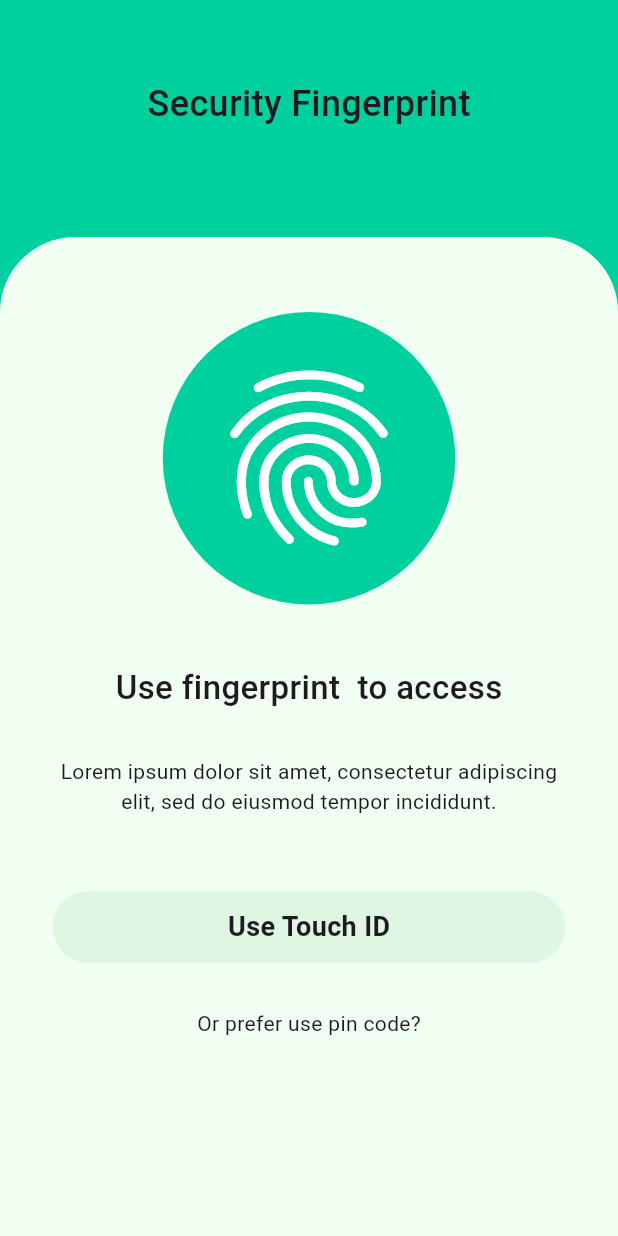
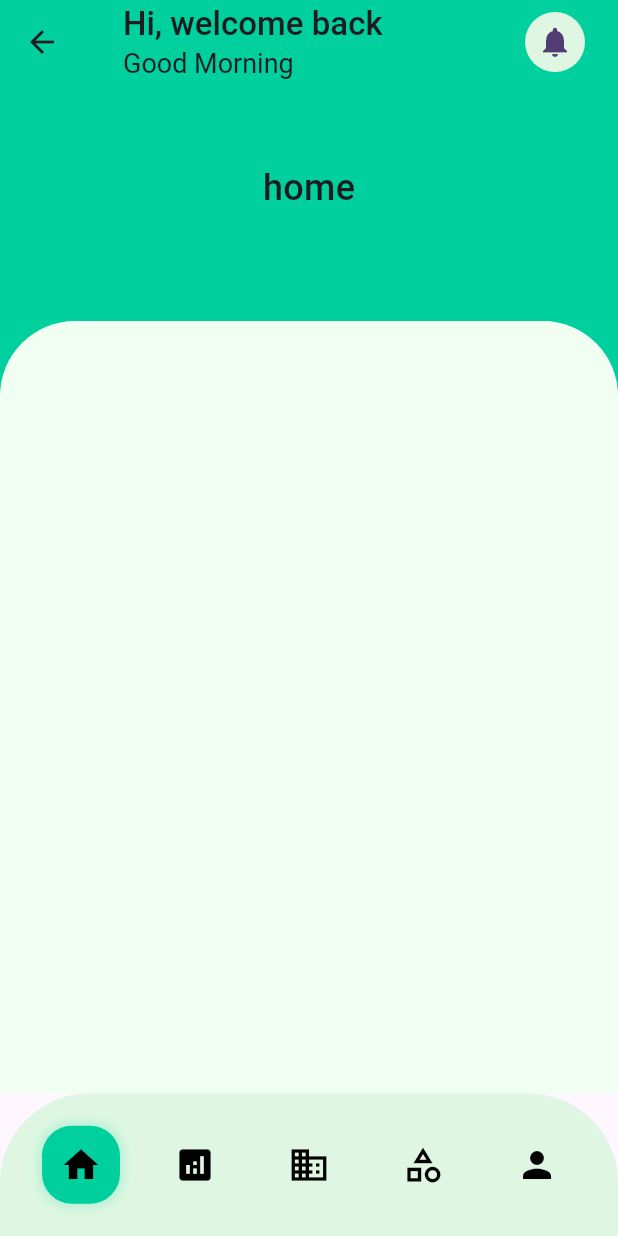
Before and after one commit to ericasiedu/finwise, a Flutter app: the ContainerWrapper screen opened directly, after a tap on the "fingerprint" icon, on a phone screen of 412 x 824 dp. Run offline on Flutter 3.47's test engine with Material 3 defaults, Android fonts, the phone set to English and light mode, and no system bars; our stand-ins replace smooth_page_indicator.

Commit message:
FW-4 commit

```diff
--- a/lib/screens/authentication/fingerprint_screen.dart
+++ b/lib/screens/authentication/fingerprint_screen.dart
@@ -1,3 +1,4 @@
+import 'package:finwise/screens/mains/main_screen.dart';
 import 'package:finwise/utils/color.dart';
 import 'package:finwise/utils/container_wrapper.dart';
 import 'package:finwise/utils/primary_button.dart';
@@ -39,7 +40,12 @@ class _FingerprintScreenState extends State<FingerprintScreen> {
         child: Column(
           children: [
             GestureDetector(
-              onTap: () {},
+              onTap: () {
+                Navigator.pushReplacement(
+                  context,
+                  MaterialPageRoute(builder: (context) => MainScreen()),
+                );
+              },
               child: Container(
                 width: 195,
                 height: 195,
@@ -73,8 +79,8 @@ class _FingerprintScreenState extends State<FingerprintScreen> {
               onTap: () {},
               width: double.infinity,
             ),
-            SizedBox(height: 30,),
-            Text('Or prefer use pin code?')
+            SizedBox(height: 30),
+            Text('Or prefer use pin code?'),
           ],
         ),
       ),
--- /dev/null
+++ b/lib/screens/mains/analysis_screen.dart
@@ -0,0 +1,14 @@
+import 'package:flutter/material.dart';
+
+class AnalysisScreen extends StatelessWidget {
+  const AnalysisScreen({super.key});
+
+  @override
+  Widget build(BuildContext context) {
+    return Scaffold(
+      body: Center(
+        child: Text('analysis'),
+      ),
+    );
+  }
+}
--- /dev/null
+++ b/lib/screens/mains/category_screen.dart
@@ -0,0 +1,14 @@
+import 'package:flutter/material.dart';
+
+class CategoryScreen extends StatelessWidget {
+  const CategoryScreen({super.key});
+
+  @override
+  Widget build(BuildContext context) {
+    return Scaffold(
+      body: Center(
+        child: Text('category'),
+      ),
+    );
+  }
+}
--- a/lib/screens/mains/home_screen.dart
+++ b/lib/screens/mains/home_screen.dart
@@ -1,4 +1,7 @@
+import 'package:finwise/utils/color.dart';
+import 'package:finwise/utils/container_wrapper.dart';
 import 'package:flutter/material.dart';
+import 'package:flutter/services.dart';
 
 class HomeScreen extends StatefulWidget {
   const HomeScreen({super.key});
@@ -10,6 +13,34 @@ class HomeScreen extends StatefulWidget {
 class _HomeScreenState extends State<HomeScreen> {
   @override
   Widget build(BuildContext context) {
-    return Scaffold();
+    SystemChrome.setSystemUIOverlayStyle(
+      const SystemUiOverlayStyle(
+        statusBarColor: primaryColor, // Set the status bar color
+        statusBarIconBrightness:
+            Brightness.light, // Light icons for dark status bar
+      ),
+    );
+
+    return ContainerWrapper(
+      showAppBar: true,
+      headerChild: Column(
+        children: [
+          const SizedBox(height: 30),
+          const Center(
+            child: Text(
+              'home',
+              style: TextStyle(fontSize: 24, fontWeight: FontWeight.w500),
+            ),
+          ),
+          const SizedBox(height: 100),
+        ],
+      ),
+      bodyChild: Column(
+        crossAxisAlignment: CrossAxisAlignment.start,
+        children: [
+
+        ],
+      ),
+    );
   }
 }
--- a/lib/screens/mains/main_screen.dart
+++ b/lib/screens/mains/main_screen.dart
@@ -1,4 +1,11 @@
+import 'package:finwise/screens/mains/analysis_screen.dart';
+import 'package:finwise/screens/mains/category_screen.dart';
+import 'package:finwise/screens/mains/home_screen.dart';
+import 'package:finwise/screens/mains/profile_screen.dart';
+import 'package:finwise/screens/mains/transaction_screen.dart';
+import 'package:finwise/utils/color.dart';
 import 'package:flutter/material.dart';
+import 'package:flutter/services.dart';
 
 class MainScreen extends StatefulWidget {
   const MainScreen({super.key});
@@ -8,8 +15,94 @@ class MainScreen extends StatefulWidget {
 }
 
 class _MainScreenState extends State<MainScreen> {
+  int selectedIndex = 0;
+
+  final pages = [
+    HomeScreen(),
+    AnalysisScreen(),
+    TransactionScreen(),
+    CategoryScreen(),
+    ProfileScreen(),
+  ];
+
+  void onChangeMenu(int index) {
+    setState(() {
+      selectedIndex = index;
+    });
+  }
+
   @override
   Widget build(BuildContext context) {
-    return Scaffold();
+    SystemChrome.setSystemUIOverlayStyle(
+      const SystemUiOverlayStyle(
+        statusBarColor: primaryColor,
+        statusBarIconBrightness: Brightness.light,
+      ),
+    );
+
+    return Scaffold(
+      body: pages[selectedIndex],
+      bottomNavigationBar: ClipRRect(
+        borderRadius: const BorderRadius.only(
+          topLeft: Radius.circular(60),
+          topRight: Radius.circular(60),
+        ),
+        child: Container(
+          height: 95, // Reduced height since we removed labels
+          decoration: BoxDecoration(
+            color: lightGreen,
+            boxShadow: [
+              BoxShadow(
+                color: Colors.black.withOpacity(0.1),
+                blurRadius: 10,
+                spreadRadius: 2,
+              ),
+            ],
+          ),
+          child: Padding(
+            padding: const EdgeInsets.symmetric(horizontal: 16.0),
+            child: Row(
+              mainAxisAlignment: MainAxisAlignment.spaceAround,
+              children: [
+                _buildRoundedNavItem(Icons.home, 0),
+                _buildRoundedNavItem(Icons.analytics, 1),
+                _buildRoundedNavItem(Icons.business, 2),
+                _buildRoundedNavItem(Icons.category_outlined, 3),
+                _buildRoundedNavItem(Icons.person, 4),
+              ],
+            ),
+          ),
+        ),
+      ),
+    );
+  }
+
+  Widget _buildRoundedNavItem(IconData icon, int index) {
+    bool isSelected = selectedIndex == index;
+
+    return GestureDetector(
+      onTap: () => onChangeMenu(index),
+      child: Container(
+        padding: const EdgeInsets.all(12),
+        decoration: BoxDecoration(
+          color: isSelected ? primaryColor : Colors.transparent,
+          borderRadius: BorderRadius.circular(20),
+          boxShadow: isSelected
+              ? [
+                  BoxShadow(
+                    color: primaryColor.withOpacity(0.2),
+                    blurRadius: 6,
+                    spreadRadius: 2,
+                  ),
+                ]
+              : null,
+        ),
+        child: Icon(
+          icon,
+          color:  Colors.black,
+          size: 28,
+        ),
+      ),
+    );
   }
 }
--- /dev/null
+++ b/lib/screens/mains/profile_screen.dart
@@ -0,0 +1,14 @@
+import 'package:flutter/material.dart';
+
+class ProfileScreen extends StatelessWidget {
+  const ProfileScreen({super.key});
+
+  @override
+  Widget build(BuildContext context) {
+    return Scaffold(
+      body: Center(
+        child: Text('profile'),
+      ),
+    );
+  }
+}
--- /dev/null
+++ b/lib/screens/mains/transaction_screen.dart
@@ -0,0 +1,14 @@
+import 'package:flutter/material.dart';
+
+class TransactionScreen extends StatelessWidget {
+  const TransactionScreen({super.key});
+
+  @override
+  Widget build(BuildContext context) {
+    return Scaffold(
+      body: Center(
+        child: Text('transaction'),
+      ),
+    );
+  }
+}
--- a/lib/utils/container_wrapper.dart
+++ b/lib/utils/container_wrapper.dart
@@ -1,40 +1,97 @@
-import 'package:finwise/screens/mains/main_screen.dart';
+import 'package:flutter/material.dart';
 import 'package:finwise/utils/color.dart';
-import 'package:finwise/utils/custom_input.dart';
-import 'package:finwise/utils/primary_button.dart';
-import 'package:flutter/material.dart';
 
 class ContainerWrapper extends StatelessWidget {
   final Widget headerChild;
   final Widget bodyChild;
-  const ContainerWrapper({super.key, required this.headerChild,required this.bodyChild});
+  final bool centerTitle;
+  final String title;
+  final bool showAppBar;
+  final VoidCallback? onNotificationTap;
+  final Widget? leading;
+
+  const ContainerWrapper({
+    super.key,
+    required this.headerChild,
+    required this.bodyChild,
+    this.showAppBar = false,
+    this.centerTitle = false,
+    this.title = '',
+    this.onNotificationTap,
+    this.leading,
+  });
 
   @override
   Widget build(BuildContext context) {
     return Scaffold(
       backgroundColor: lightGreenBg,
+      appBar:
+          showAppBar
+              ? AppBar(
+                backgroundColor: primaryColor,
+                centerTitle: centerTitle,
+                automaticallyImplyLeading: leading == null,
+                leading: leading,
+                title:
+                    centerTitle
+                        ? Text(
+                          title,
+                          style: const TextStyle(
+                            fontSize: 22,
+                            fontWeight: FontWeight.w600,
+                          ),
+                        )
+                        : Padding(
+                          padding: const EdgeInsets.only(left: 10),
+                          child: Column(
+                            crossAxisAlignment: CrossAxisAlignment.start,
+                            children: const [
+                              Text(
+                                'Hi, welcome back',
+                                style: TextStyle(
+                                  fontSize: 22,
+                                  fontWeight: FontWeight.w500,
+                                ),
+                              ),
+                              Text(
+                                'Good Morning',
+                                style: TextStyle(fontSize: 18),
+                              ),
+                            ],
+                          ),
+                        ),
+                actions: [
+                  Padding(
+                    padding: const EdgeInsets.only(right: 22),
+                    child: GestureDetector(
+                      onTap: onNotificationTap ?? () {},
+                      child: const CircleAvatar(
+                        backgroundColor: lightGreen,
+                        child: Icon(Icons.notifications),
+                      ),
+                    ),
+                  ),
+                ],
+              )
+              : null,
       body: SafeArea(
         child: Column(
-          crossAxisAlignment: CrossAxisAlignment.start,
           children: [
             Stack(
               children: [
                 Container(
                   width: double.infinity,
                   color: primaryColor,
-                  child: Padding(
-                    padding: EdgeInsets.all(22),
-                    child: Expanded(child: headerChild),
-                  ),
+                  padding: const EdgeInsets.all(22),
+                  child: headerChild,
                 ),
                 Positioned(
                   left: 0,
                   right: 0,
                   bottom: 0,
                   child: Container(
-                    width: double.infinity,
                     height: 50,
-                    decoration: BoxDecoration(
+                    decoration: const BoxDecoration(
                       color: lightGreenBg,
                       borderRadius: BorderRadius.only(
                         topLeft: Radius.circular(60),
@@ -47,11 +104,13 @@ class ContainerWrapper extends StatelessWidget {
             ),
             Expanded(
               child: SingleChildScrollView(
-              child: Padding(
-                padding: EdgeInsets.only(left: 35, right: 35, bottom: 22),
-                child: bodyChild
+                padding: const EdgeInsets.symmetric(
+                  horizontal: 35,
+                  vertical: 22,
+                ),
+                child: bodyChild,
               ),
-            ),),
+            ),
           ],
         ),
       ),
```
